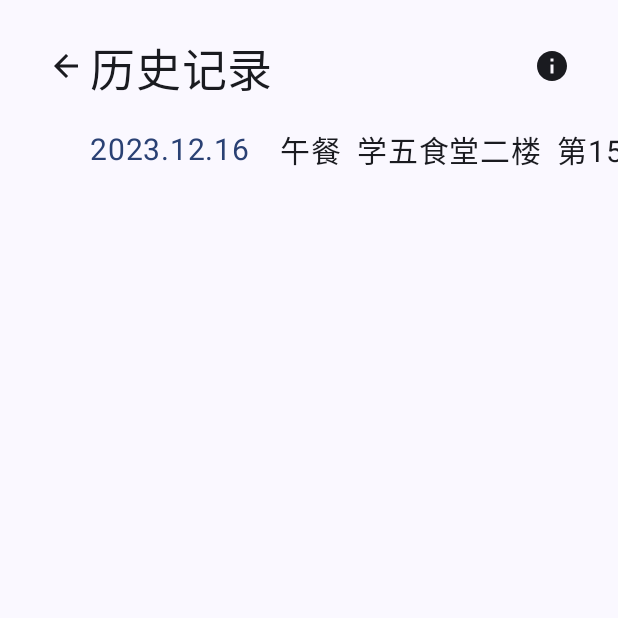
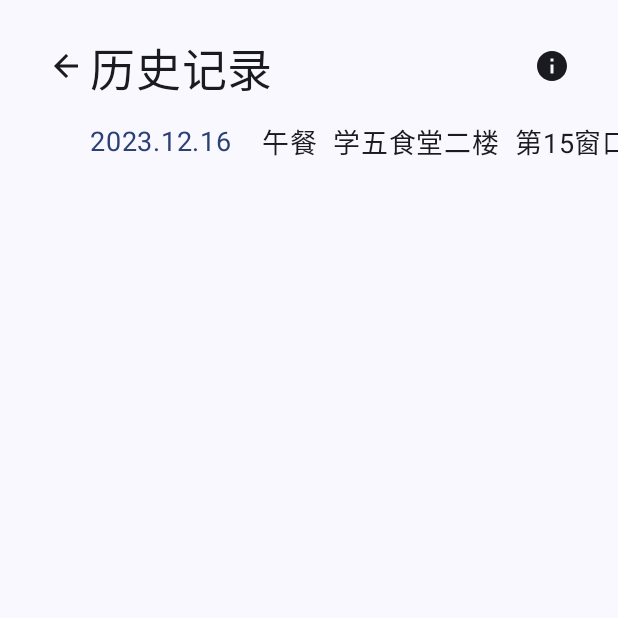
Before and after one commit to tongyueguo/Meal_in_TJU, an Android app built with Jetpack Compose: the historyPage screen opened through its navigation route, on a phone screen of 412 x 824 dp, the top half of it. Run offline under Robolectric (Android 15) with nearby library versions, the phone set to English and light mode, and no system bars; our stand-ins replace Room's generated code, constraintlayout-compose.

Commit message:
10 Minor fixes

```diff
--- a/app/src/main/java/com/example/mealintju/MainActivity.kt
+++ b/app/src/main/java/com/example/mealintju/MainActivity.kt
@@ -170,7 +170,7 @@ fun mainPage(modifier: Modifier = Modifier, navController: NavController, contex
     val mealInfo= queryMealInfo(context)
     var canteenNumber by remember { mutableStateOf(if (status==1)mealInfo.canteenNumber else 0) }
     val canteenTextId=canteenNumberToCanteenTextId(canteenNumber)
-    var windowText by remember { mutableStateOf(if (status==1)mealInfo.windowText else "第1窗口") }
+    var windowText by remember { mutableStateOf(if (status==1)mealInfo.windowText else context.getString(R.string.window1Text)+"1"+context.getString(R.string.window2Text)) }
     val buttonText = if(status!=0)R.string.changeText else R.string.whatToEatText
     val buttonHeight by animateDpAsState(
         targetValue = if(status==0)450.dp else 650.dp ,
@@ -302,7 +302,7 @@ fun mainPage(modifier: Modifier = Modifier, navController: NavController, contex
             {
                 status=2
                 canteenNumber=randomCanteen()
-                windowText=randomWindow(canteenNumber)
+                windowText=randomWindow(canteenNumber, context = context)
                 insertDatabase(canteenNumber,windowText,context)
             },
             modifier= Modifier
@@ -551,45 +551,45 @@ fun historyDisplayText(context: Context){
     Row {
         Text(
             text = timeText.toString(),
-            fontSize = 20.sp,
+            fontSize = 18.sp,
             //fontFamily = FontFamily.Default,
-            lineHeight = 40.sp,
+            lineHeight = 30.sp,
             color = MaterialTheme.colorScheme.primary,
             //modifier = Modifier.padding(20.dp)
         )
         Text(
             text = mealNumberText.toString(),
-            fontSize = 20.sp,
+            fontSize = 18.sp,
             //fontFamily = FontFamily.Monospace,
-            lineHeight = 40.sp,
+            lineHeight = 30.sp,
             modifier = Modifier.padding(start = 20.dp,top=0.dp,end=0.dp,bottom=0.dp)
         )
         Text(
             text = canteenText.toString(),
-            fontSize = 20.sp,
+            fontSize = 18.sp,
             //fontFamily = FontFamily.Monospace,
-            lineHeight = 40.sp,
+            lineHeight = 30.sp,
             modifier = Modifier.padding(start = 10.dp,top=0.dp,end=0.dp,bottom=0.dp)
         )
         Text(
             text = windowText.toString(),
-            fontSize = 20.sp,
+            fontSize = 18.sp,
             //fontFamily = FontFamily.Monospace,
-            lineHeight = 40.sp,
+            lineHeight = 30.sp,
             modifier = Modifier.padding(start = 10.dp,top=0.dp,end=0.dp,bottom=0.dp)
         )
         Text(
             text = windowDetailText.toString(),
-            fontSize = 20.sp,
+            fontSize = 18.sp,
             //fontFamily = FontFamily.Monospace,
-            lineHeight = 40.sp,
+            lineHeight = 30.sp,
             modifier = Modifier.padding(start = 10.dp,top=0.dp,end=0.dp,bottom=0.dp)
         )
         Text(
             text = resultText.toString(),
-            fontSize = 20.sp,
+            fontSize = 18.sp,
             //fontFamily = FontFamily.Monospace,
-            lineHeight = 40.sp,
+            lineHeight = 30.sp,
             modifier = Modifier.padding(start = 10.dp,top=0.dp,end=0.dp,bottom=0.dp)
         )
     }
@@ -670,12 +670,12 @@ fun analyseDisplayText(context: Context){
     }
     for (i in 1 until maxCanteenNumber+1){
         canteenText.append(context.getString(canteenNumberToCanteenTextId(i))+"\n")
-        windowText.append(windowNumberToWindowText(1)+"\n")
-        windowDetailText.append(readMealData(context,windowNumberToWindowText(1),i)+"\n")
+        windowText.append(windowNumberToWindowText(1,context)+"\n")
+        windowDetailText.append(readMealData(context,windowNumberToWindowText(1,context),i)+"\n")
         for (j in 1 until maxWindowNumber[i-1]){
             canteenText.append("\n")
-            windowText.append(windowNumberToWindowText(j+1)+"\n")
-            windowDetailText.append(readMealData(context,windowNumberToWindowText(j+1),i)+"\n")
+            windowText.append(windowNumberToWindowText(j+1,context)+"\n")
+            windowDetailText.append(readMealData(context,windowNumberToWindowText(j+1,context),i)+"\n")
         }
     }
     for (i in 0 until totalNumber){
@@ -755,7 +755,7 @@ fun editPage(modifier: Modifier = Modifier, navController: NavController, contex
         OutlinedTextField(
             value = canteenText,
             onValueChange = { canteenText = it },
-            label = { Text("食堂名称") },
+            label = { Text(stringResource(R.string.canteenText)) },
             modifier=Modifier
                 .constrainAs(text2) {
                     top.linkTo(parent.top, margin = 150.dp)
@@ -766,7 +766,7 @@ fun editPage(modifier: Modifier = Modifier, navController: NavController, contex
         OutlinedTextField(
             value = windowText,
             onValueChange = { windowText = it },
-            label = { Text("窗口名称") },
+            label = { Text(stringResource(R.string.windowText)) },
             modifier=Modifier
                 .constrainAs(text3) {
                     top.linkTo(parent.top, margin = 225.dp)
@@ -805,10 +805,10 @@ fun randomCanteen(): Int {
     result=(1..maxCanteenNumber).random()
     return result
 }
-fun randomWindow(canteenNumber:Int): String {
+fun randomWindow(canteenNumber:Int,context: Context): String {
     val result:Int
     result=(1..20).random()
-    return windowNumberToWindowText(result)
+    return windowNumberToWindowText(result,context)
 }//TODO 窗口更新
 fun canteenNumberToCanteenTextId(canteenNumber: Int):Int {
     val result=when(canteenNumber){
@@ -842,8 +842,8 @@ fun readMealData(context: Context, windowText: String, canteenNumber: Int):Strin
 fun windowTextToWindowNumber(windowText: String):Int{
     return windowText.filter { it.isDigit() }.toInt()
 }
-fun windowNumberToWindowText(windowNumber: Int):String{
-    return "第"+windowNumber.toString()+"窗口"
+fun windowNumberToWindowText(windowNumber: Int,context: Context):String{
+    return context.getString(R.string.window1Text)+windowNumber.toString()+context.getString(R.string.window2Text)
 }
 
 @Preview(showBackground = true)
--- a/app/src/main/res/values/strings.xml
+++ b/app/src/main/res/values/strings.xml
@@ -24,6 +24,9 @@
     <string name="confirmText">确定</string>
     <string name="editText">修改</string>
     <string name="noResultText">未评价</string>
+    <string name="windowText">窗口</string>
+    <string name="canteenText">食堂</string>
+
 
 
 
```
